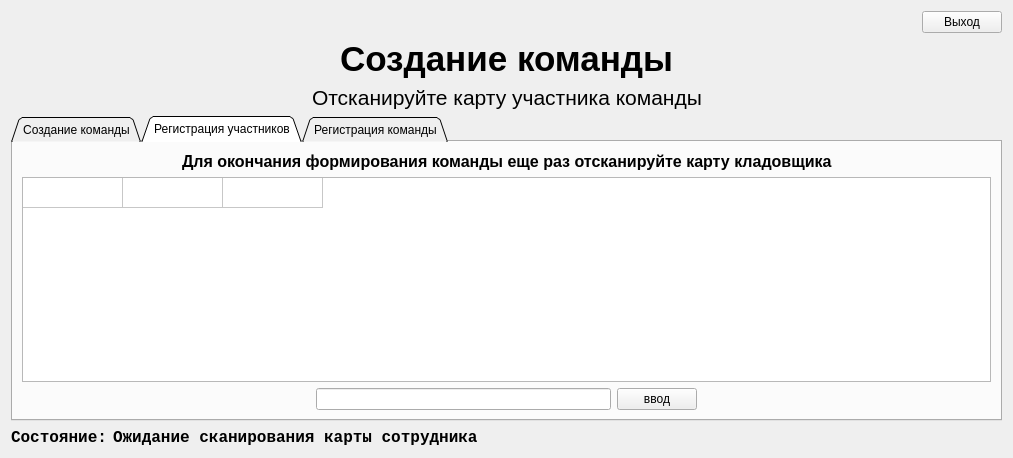
Hudrolax/leskraft_terminal, file views/ui/create_team.ui: the form before one commit.
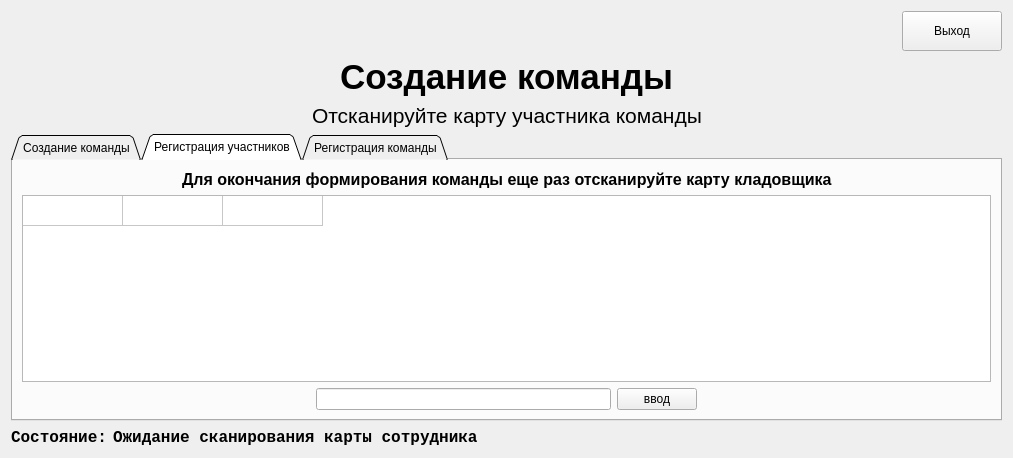
The form after the commit. The open tabs and pages were chosen to show the change.

Commit message: add team list window

The edit to the form file:
```diff
--- a/views/ui/create_team.ui
+++ b/views/ui/create_team.ui
@@ -34,6 +34,12 @@
      </item>
      <item>
       <widget class="QPushButton" name="exit_btn">
+       <property name="minimumSize">
+        <size>
+         <width>100</width>
+         <height>40</height>
+        </size>
+       </property>
        <property name="text">
         <string>Выход</string>
        </property>
```
Left out of the diff: 2 changed lines with no effect on the pictures. The commit also changes 15 other files.
